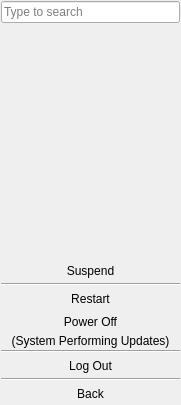
Above: src-qt5/core/lumina-desktop/panel-plugins/systemstart/StartMenu.ui from lumina-desktop/lumina before the change. Below: the same form after it.
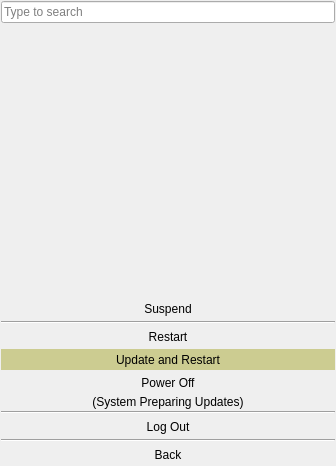
That is the form after the change. The open tabs and pages were chosen to show the change. Icons and pictures are not drawn.

Commit message: Get rid of the updates available dialog/prompt in Lumina. Replace it with an extra "reboot w/ updates" button in both the start menu and the system logout window.

```diff
--- a/src-qt5/core/lumina-desktop/panel-plugins/systemstart/StartMenu.ui
+++ b/src-qt5/core/lumina-desktop/panel-plugins/systemstart/StartMenu.ui
@@ -6,8 +6,8 @@
    <rect>
     <x>0</x>
     <y>0</y>
-    <width>181</width>
-    <height>405</height>
+    <width>336</width>
+    <height>466</height>
    </rect>
   </property>
   <property name="windowTitle">
@@ -1002,6 +1002,31 @@
             </property>
            </widget>
           </item>
+          <item>
+           <widget class="QToolButton" name="tool_restart_updates">
+            <property name="sizePolicy">
+             <sizepolicy hsizetype="Preferred" vsizetype="Fixed">
+              <horstretch>0</horstretch>
+              <verstretch>0</verstretch>
+             </sizepolicy>
+            </property>
+            <property name="styleSheet">
+             <string notr="true">QToolButton{ background-color: rgba(150,150,0,100); }</string>
+            </property>
+            <property name="text">
+             <string>Update and Restart</string>
+            </property>
+            <property name="icon">
+             <iconset theme="system-reboot"/>
+            </property>
+            <property name="toolButtonStyle">
+             <enum>Qt::ToolButtonTextBesideIcon</enum>
+            </property>
+            <property name="autoRaise">
+             <bool>true</bool>
+            </property>
+           </widget>
+          </item>
           <item>
            <widget class="QToolButton" name="tool_shutdown">
             <property name="sizePolicy">
@@ -1033,7 +1058,7 @@
           <item>
            <widget class="QLabel" name="label_updating">
             <property name="text">
-             <string>(System Performing Updates)</string>
+             <string>(System Preparing Updates)</string>
             </property>
             <property name="alignment">
              <set>Qt::AlignCenter</set>
```
Left out of the diff: 14 changed lines with no effect on the pictures. The commit also changes 6 other files.
